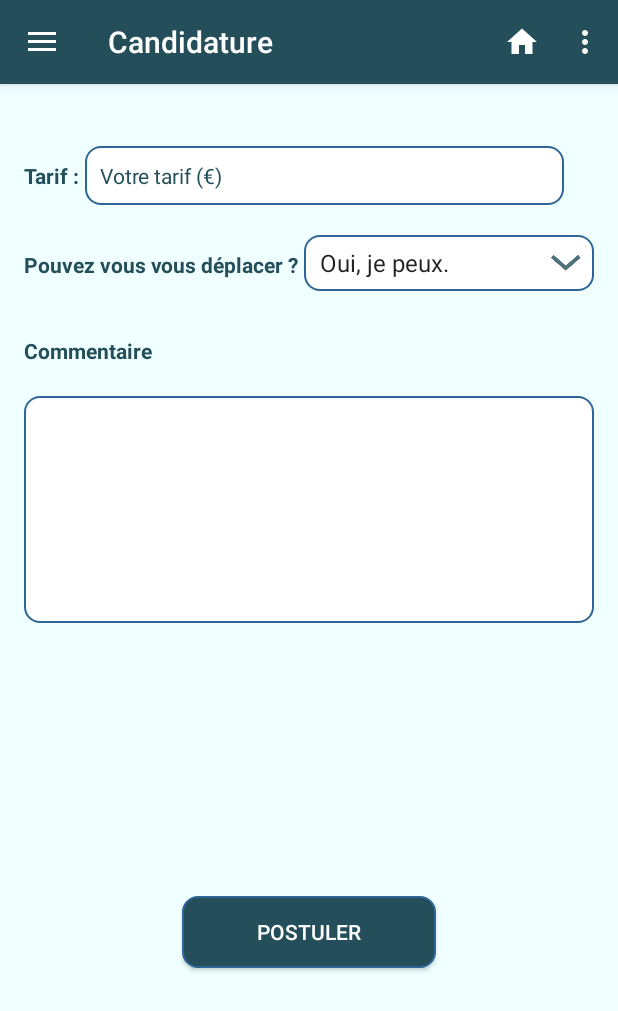
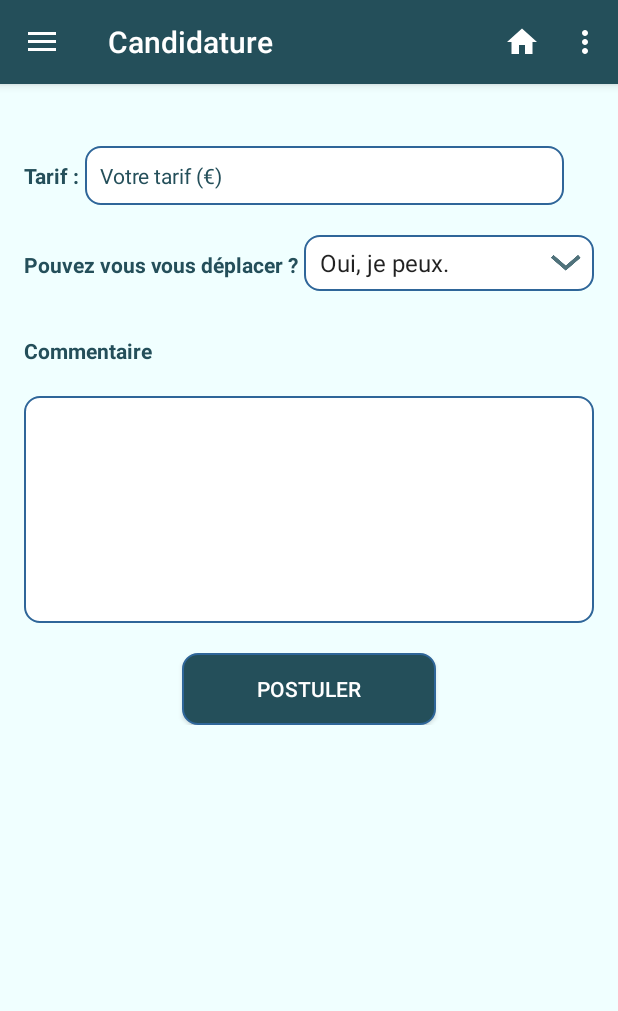
Before and after one commit to Tibooh/SaveMyDevice, an Android app: the fragment PostulerFragment placed in its activity, on a phone screen of 412 x 824 dp. Shown: the top 1011 px of the screen. Run offline under Robolectric (Android 15) with nearby library versions, the phone set to English and light mode, and no system bars; our stand-ins replace Firebase (no records; nobody signed in at launch, a user with empty details on screens opened directly); libraries missing offline, so code that uses them is left out: junit.framework.

Commit message:
scrollable views

```diff
--- a/app/src/main/java/com/eservices/tandrentreprise/savemydevice/fragments/CreateDemandFragment.java
+++ b/app/src/main/java/com/eservices/tandrentreprise/savemydevice/fragments/CreateDemandFragment.java
@@ -96,7 +96,7 @@ public class CreateDemandFragment extends Fragment {
                     if ((title.getText().toString()!=null)&&(detail.getText().toString() != null)) {
                         Demande demande = new Demande(title.getText().toString(), app.connectedUser.getVille(), detail.getText().toString(), type.getSelectedItem().toString(), modele.getSelectedItem().toString(), auth.getCurrentUser().getUid(), currentDate);
                         addDemande(demande);
-                        Toast.makeText(getActivity(), "La demande a été créé et ajouté à vos demande", Toast.LENGTH_SHORT).show();
+                        Toast.makeText(getActivity(), "La demande a été créée et ajoutée à vos demandes", Toast.LENGTH_SHORT).show();
                         Fragment fragment = new MyDemandFragment();
                         FragmentTransaction ft = getActivity().getSupportFragmentManager().beginTransaction();
                         ft.replace(R.id.content_frame, fragment);
--- a/app/src/main/java/com/eservices/tandrentreprise/savemydevice/fragments/ListDemandFragment.java
+++ b/app/src/main/java/com/eservices/tandrentreprise/savemydevice/fragments/ListDemandFragment.java
@@ -88,14 +88,6 @@ public class ListDemandFragment extends Fragment {
             }
         });
 
-        Button btnSearch = (Button) v.findViewById(R.id.btn_search);
-        btnSearch.setOnClickListener(new View.OnClickListener() {
-            @Override
-            public void onClick(View view) {
-                app.getDemandeFilterd(modele.getSelectedItem().toString());
-                adapter.notifyDataSetChanged();
-            }
-        });
 
         //Cacher le bouton d'ajout si non connecté
         auth = FirebaseAuth.getInstance();
--- a/app/src/main/java/com/eservices/tandrentreprise/savemydevice/fragments/MyDemandFragment.java
+++ b/app/src/main/java/com/eservices/tandrentreprise/savemydevice/fragments/MyDemandFragment.java
@@ -53,6 +53,6 @@ public class MyDemandFragment extends Fragment {
     public void onViewCreated(View view, Bundle savedInstanceState) {
         super.onViewCreated(view, savedInstanceState);
         // Vous pouvez changer le titre dans la toolbar de vos differents fragments
-        getActivity().setTitle("Demandes en cours");
+        getActivity().setTitle("Mes demandes");
     }
 }
--- a/app/src/main/res/layout/fragment_create_demande.xml
+++ b/app/src/main/res/layout/fragment_create_demande.xml
@@ -1,3 +1,7 @@
+<ScrollView
+    xmlns:android="http://schemas.android.com/apk/res/android"
+    android:layout_height="wrap_content"
+    android:layout_width="wrap_content">
 <FrameLayout xmlns:android="http://schemas.android.com/apk/res/android"
     xmlns:tools="http://schemas.android.com/tools"
     android:layout_width="match_parent"
@@ -148,3 +152,4 @@
     </LinearLayout>
 
 </FrameLayout>
+</ScrollView>
--- a/app/src/main/res/layout/fragment_postuler.xml
+++ b/app/src/main/res/layout/fragment_postuler.xml
@@ -1,4 +1,8 @@
 <?xml version="1.0" encoding="utf-8"?>
+<ScrollView
+    xmlns:android="http://schemas.android.com/apk/res/android"
+    android:layout_height="wrap_content"
+    android:layout_width="wrap_content">
 <FrameLayout xmlns:android="http://schemas.android.com/apk/res/android"
     android:layout_width="match_parent"
     android:layout_height="match_parent">
@@ -105,8 +109,6 @@
                 />
         </RelativeLayout>
 
-
-
         <RelativeLayout
             android:layout_width="match_parent"
             android:layout_height="match_parent"
@@ -126,24 +128,6 @@
                 android:textColor="@android:color/white" />
         </RelativeLayout>
 
-        <RelativeLayout
-            android:layout_width="match_parent"
-            android:layout_height="match_parent"
-            android:layout_gravity="bottom"
-            android:layout_marginTop="40dp"
-            android:layout_marginLeft="20dp"
-            android:layout_marginRight="20dp"
-            android:gravity="center">
-            <Button
-                android:id="@+id/btn_back"
-                android:layout_width="wrap_content"
-                android:layout_height="wrap_content"
-                android:paddingLeft="50dp"
-                android:paddingRight="50dp"
-                android:background="@drawable/rounded_button"
-                android:text="Postuler"
-                android:textColor="@android:color/white" />
-        </RelativeLayout>
 
         <ProgressBar
             android:id="@+id/progressBar"
@@ -156,3 +140,4 @@
 
 
 </FrameLayout>
+</ScrollView>
```
Also changed, not shown: app/src/main/java/com/eservices/tandrentreprise/savemydevice/MyApplication.java (+31 -4 lines), app/src/main/java/com/eservices/tandrentreprise/savemydevice/fragments/PostulerFragment.java (+4 -13 lines), app/src/main/java/com/eservices/tandrentreprise/savemydevice/fragments/SignupFragment.java (+2 -6 lines), app/src/main/res/layout/fragment_demand_list.xml (+0 -11 lines).
